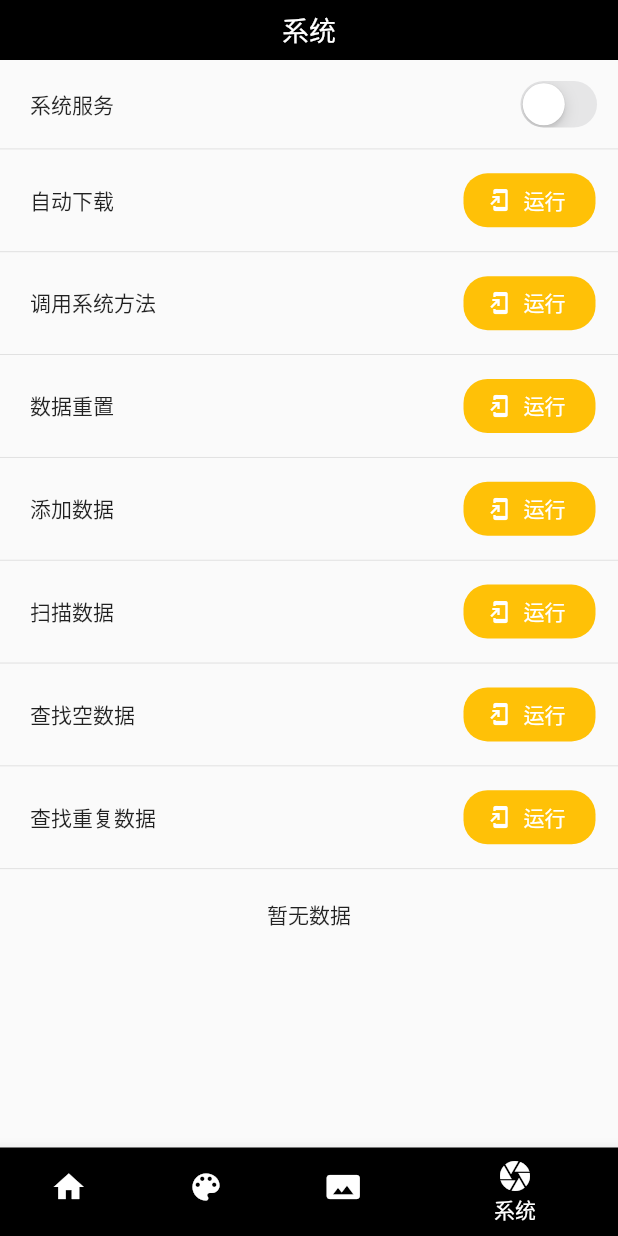
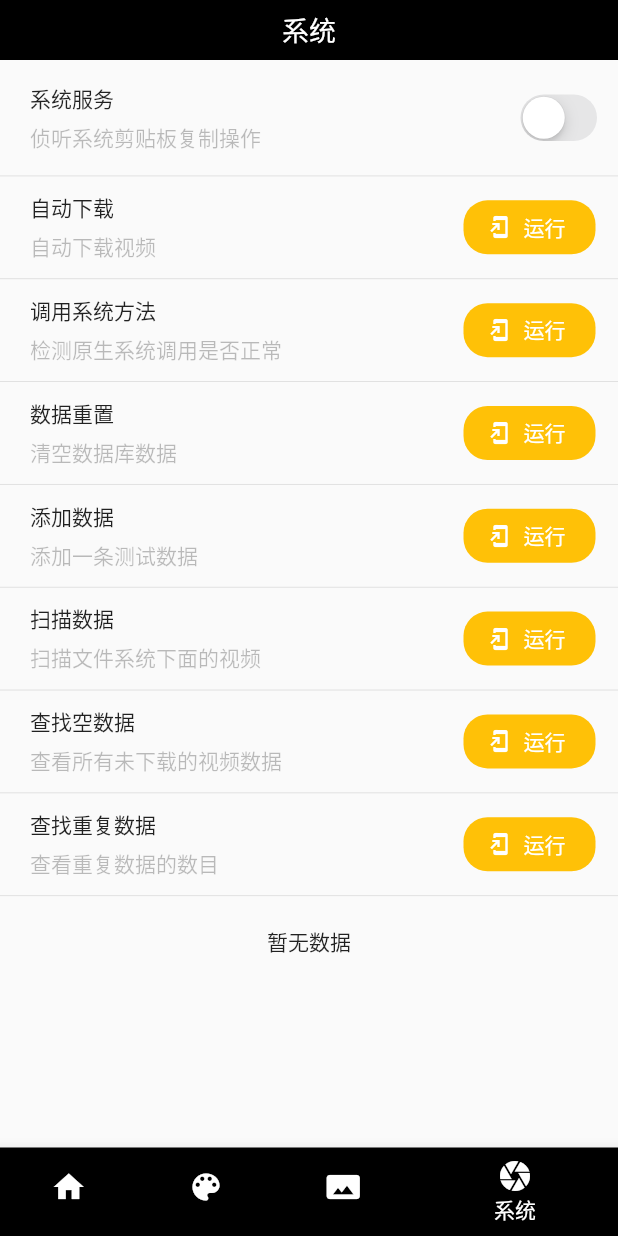
Before and after one commit to jsz315/flutter-app-copy, a Flutter app: the screen it shows after launch, item 4 of the bottom bar chosen, on a phone screen of 412 x 824 dp. Run offline on Flutter 3.47's test engine with Material 2 defaults, Android fonts, the phone set to English and light mode, and no system bars; our stand-ins replace dio, event_bus, extended_image, flutter_screenutil, permission_handler, sqflite and 2 more; missing offline and left inert: video_thumbnail; accounts and stored records are empty; statements that could not run were skipped.

```diff
--- a/example/lib/pages/auto_page.dart
+++ b/example/lib/pages/auto_page.dart
@@ -29,13 +29,17 @@ class _AutoPageState extends State<AutoPage> {
   String _title = "";
   var _movie;
   var _noVideos;
-  var _nid = 0;
   Timer _timer;
   var _running = true;
 
   @override
   void initState(){
     super.initState();
+  }
+
+  @override
+  void didChangeDependencies(){
+    super.didChangeDependencies();
     _init();
   }
 
--- a/example/lib/pages/config_page.dart
+++ b/example/lib/pages/config_page.dart
@@ -27,6 +27,9 @@ class _ConfigPageState extends State<ConfigPage> with AutomaticKeepAliveClientMi
   var _movie;
   var _copyData = "暂无数据";
 
+  int toastTimer = 0;
+  Timer tid;
+
   Future<void> _update() async{
 
   }
@@ -46,6 +49,17 @@ class _ConfigPageState extends State<ConfigPage> with AutomaticKeepAliveClientMi
     setState(() {
       _copyData = obj;
     });
+//    ToastTooler.toast(context, msg: "数据已经复制", position: ToastPostion.bottom);
+
+     if(tid != null){
+       print("取消前次延时回调方法");
+       tid.cancel();
+       toastTimer++;
+     }
+     tid = new Timer(Duration(seconds: 1), (){
+       Core.instance.channelTooler.toast("数据已经复制($toastTimer)");
+       toastTimer = 0;
+     });
   }
 
   void _getRunning() async{
@@ -136,12 +150,21 @@ class _ConfigPageState extends State<ConfigPage> with AutomaticKeepAliveClientMi
     print("重复数据总数$total");
   }
 
-  Widget _getSwitch(title, value, onChanged){
+  Widget _getSwitch(title, tip, value, onChanged){
     return Container(
-              padding: EdgeInsets.only(left: 20, top: 10, right: 10, bottom: 10),
+              padding: EdgeInsets.only(left: 20, top: 15, right: 10, bottom: 15),
               child: Row(children: <Widget>[
                 Expanded(
-                  child: Text(title),
+                  child: Column(
+                    crossAxisAlignment: CrossAxisAlignment.start,
+                    children: <Widget>[
+                      Text(title),
+                      Container(
+                        child: Text(tip, style: TextStyle(color: Colors.black26),),
+                        margin: EdgeInsets.only(top: 5),
+                      )
+                    ],
+                  ),
                   flex: 1,
                 ),
                 CupertinoSwitch(
@@ -155,13 +178,22 @@ class _ConfigPageState extends State<ConfigPage> with AutomaticKeepAliveClientMi
             );
   }
 
-  Widget _getItem(title, onPressed){
+  Widget _getItem(title, tip, onPressed){
     return Container(
               padding: EdgeInsets.only(left: 20, top: 10, right: 15, bottom: 10),
               child: Row(
                 children: <Widget>[
                 Expanded(
-                  child: Text(title),
+                  child: Column(
+                    crossAxisAlignment: CrossAxisAlignment.start,
+                    children: <Widget>[
+                      Text(title),
+                      Container(
+                        child: Text(tip, style: TextStyle(color: Colors.black26),),
+                        margin: EdgeInsets.only(top: 5),
+                      )
+                    ],
+                  ),
                   flex: 1,
                 ),
                 FlatButton.icon(
@@ -195,14 +227,14 @@ class _ConfigPageState extends State<ConfigPage> with AutomaticKeepAliveClientMi
       child: SingleChildScrollView(
         child: Column(
           children: <Widget>[
-            _getSwitch("系统服务", _running, _setRunning),
-            _getItem("自动下载", _autoDownload),
-            _getItem("调用系统方法", _checkRunning),
-            _getItem("数据重置", _resetSystem),
-            _getItem("添加数据", _addData),
-            _getItem("扫描数据", _scanFiles),
-            _getItem("查找空数据", _findNoVideo),
-            _getItem("查找重复数据", _findSameVideo),
+            _getSwitch("系统服务", "侦听系统剪贴板复制操作", _running, _setRunning),
+            _getItem("自动下载", "自动下载视频", _autoDownload),
+            _getItem("调用系统方法", "检测原生系统调用是否正常", _checkRunning),
+            _getItem("数据重置", "清空数据库数据", _resetSystem),
+            _getItem("添加数据", "添加一条测试数据", _addData),
+            _getItem("扫描数据", "扫描文件系统下面的视频", _scanFiles),
+            _getItem("查找空数据", "查看所有未下载的视频数据", _findNoVideo),
+            _getItem("查找重复数据", "查看重复数据的数目", _findSameVideo),
             Container(
               padding: EdgeInsets.all(20),
               alignment: Alignment.center,
--- a/example/lib/pages/pick_page.dart
+++ b/example/lib/pages/pick_page.dart
@@ -84,6 +84,7 @@ class _PickPageState extends State<PickPage> {
       appBar: AppBar(
         title: Text("选择图片"),
         centerTitle: true,
+        backgroundColor: Colors.black,
       ),
       body: GridView.builder(
         itemCount: _datas.length,
--- a/example/lib/pages/web_page.dart
+++ b/example/lib/pages/web_page.dart
@@ -78,10 +78,6 @@ class _WebPageState extends State<WebPage> {
       setState(() {
         _tips.add("下载成功");
       });
-//      if(Core.instance.isAutoDownload){
-//          _download(true);
-//      }
-
     });
 
   }
--- a/example/lib/tooler/channel_tooler.dart
+++ b/example/lib/tooler/channel_tooler.dart
@@ -51,6 +51,10 @@ class ChannelTooler{
     var res = await _methodChannel.invokeMethod("getRunning");
     return res;
   }
+
+  Future<bool> toast(msg) async{
+    await _methodChannel.invokeMethod("toast", <String, String>{"msg": msg});
+  }
 }
 
 class SystemListener{
```
Also changed, not shown: example/lib/pages/detail_page.dart (+9 -9 lines), example/lib/pages/home_page.dart (+58 -14 lines), example/lib/pages/player_page.dart (+27 -3 lines), example/lib/tooler/download_tooler.dart (+29 -5 lines), example/lib/tooler/sql_tooler.dart (+11 -0 lines), 3 other files.
